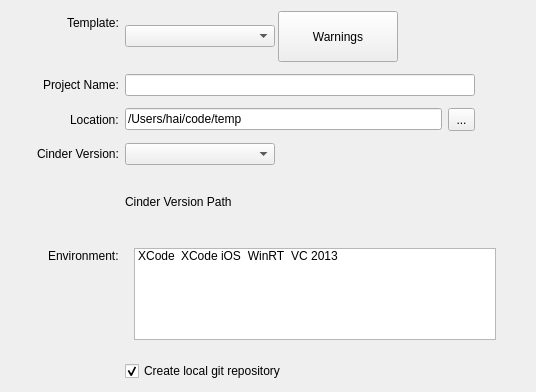
The window that ui/WizardPageMain.ui (cinder/TinderBox) describes before a commit, drawn with Qt 5.
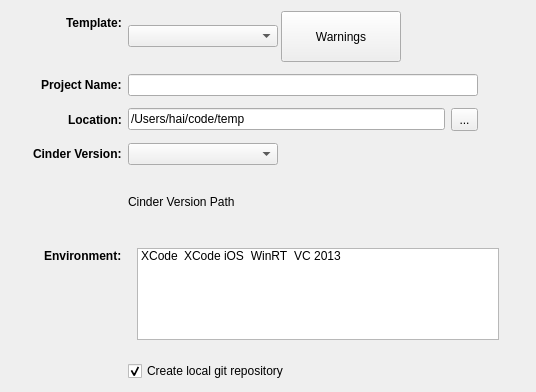
The same window after the commit. Icons and pictures are not drawn.

Commit message: Working on layout for EnvOptions

```diff
--- a/ui/WizardPageMain.ui
+++ b/ui/WizardPageMain.ui
@@ -40,6 +40,12 @@
        </property>
        <item row="0" column="0">
         <widget class="QLabel" name="templateLabel">
+         <property name="font">
+          <font>
+           <weight>75</weight>
+           <bold>true</bold>
+          </font>
+         </property>
          <property name="text">
           <string>Template:</string>
          </property>
@@ -114,6 +120,12 @@
        </item>
        <item row="1" column="0">
         <widget class="QLabel" name="projectNameLabel">
+         <property name="font">
+          <font>
+           <weight>75</weight>
+           <bold>true</bold>
+          </font>
+         </property>
          <property name="text">
           <string>Project Name:</string>
          </property>
@@ -140,6 +152,12 @@
        </item>
        <item row="2" column="0">
         <widget class="QLabel" name="locationLabel">
+         <property name="font">
+          <font>
+           <weight>75</weight>
+           <bold>true</bold>
+          </font>
+         </property>
          <property name="text">
           <string>Location:</string>
          </property>
@@ -193,6 +211,12 @@
        </item>
        <item row="3" column="0">
         <widget class="QLabel" name="cinderVersionLabel">
+         <property name="font">
+          <font>
+           <weight>75</weight>
+           <bold>true</bold>
+          </font>
+         </property>
          <property name="text">
           <string>Cinder Version:</string>
          </property>
@@ -217,6 +241,12 @@
        </item>
        <item row="5" column="0">
         <widget class="QLabel" name="optionsLabel">
+         <property name="font">
+          <font>
+           <weight>75</weight>
+           <bold>true</bold>
+          </font>
+         </property>
          <property name="text">
           <string>Environment:</string>
          </property>
```
The commit also changes 3 other files.
